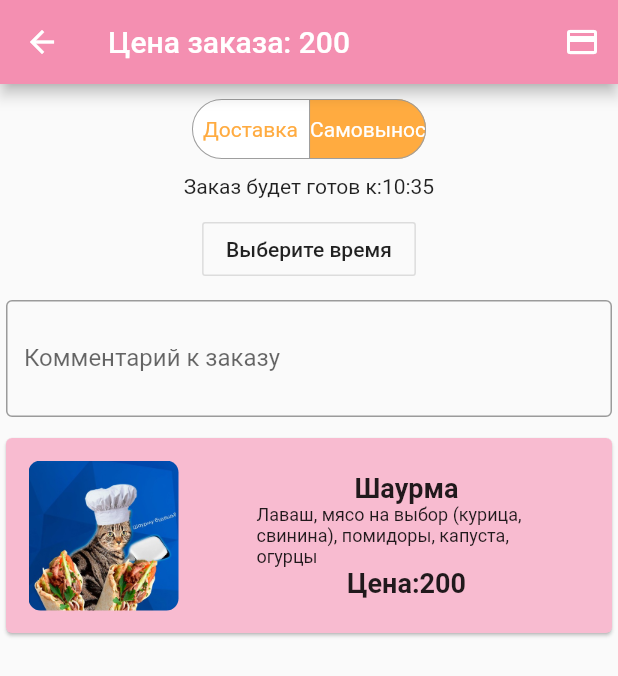
After one commit to Gogov228/Shavuha, a Flutter app: the ChouseShavuha screen opened directly, after a tap on "Добавить", after a tap on the "shopping cart" icon, on a phone screen of 412 x 824 dp. The commit adds this screen. Shown: the top 676 px of the screen. Run offline on Flutter 3.47's test engine with Material 2 defaults, Android fonts, the phone set to English and light mode, and no system bars; drawn by our look-alikes of material_segmented_control.

Commit message:
Beta version

```diff
--- /dev/null
+++ b/lib/Shop.dart
@@ -0,0 +1,176 @@
+import 'package:flutter/cupertino.dart';
+import 'package:flutter/material.dart';
+import 'package:material_segmented_control/material_segmented_control.dart';
+import 'package:shavuha/foodList.dart';
+import 'package:shavuha/ChouseShavuha.dart';
+import 'package:shavuha/main.dart';
+
+class Shop extends StatefulWidget {
+  @override
+  shop createState() => shop();
+}
+
+class shop extends State<Shop> {
+  int _currentSelection = 1;
+  var i, j;
+
+  Map<int, Widget> _children() => {
+        0: Text('Доставка'),
+        1: Text('Самовынос'),
+      };
+  TimeOfDay _time = new TimeOfDay.now();
+
+  @override
+  Widget build(BuildContext context) {
+    return Scaffold(
+      appBar: AppBar(
+        backgroundColor: Colors.pink[200],
+        title: Text("Цена заказа: $totalSum"),
+        actions: <Widget>[
+          IconButton(
+            icon: Icon(Icons.payment),
+            onPressed: () {
+              print("12");
+              showDialog(
+                context: context,
+                child: AlertDialog(
+                  title: Text("Хотите заказать?"),
+                  content:
+                      Text("Стоимость вашего заказа составляет: $totalSum"),
+                  actions: <Widget>[
+                    FlatButton(
+                      child: Text("Да"),
+                      onPressed: () {
+                        totalSum = 0;
+                        countShava = 0;
+                        shaurPrise.clear();
+                        shaurList.clear();
+
+                        Navigator.pushAndRemoveUntil(
+                          context,
+                          MaterialPageRoute(
+                              builder: (BuildContext context) => MyApp()),
+                          ModalRoute.withName(MyApp.SCREEN_KEY),
+                        );
+                      },
+                    ),
+                    FlatButton(
+                      child: Text("Нет"),
+                      onPressed: () {
+                        Navigator.pop(context);
+                      },
+                    ),
+                  ],
+                ),
+              );
+            },
+          ),
+        ],
+      ),
+      body: Container(
+        child: Column(
+          children: <Widget>[
+            ControlShaurm(),
+            Container(
+              alignment: Alignment.center,
+              child: Text('Заказ будет готов к:${_time.hour}:${minut()}'),
+            ),
+            Container(
+              margin: EdgeInsets.only(top: 10, left: 4, right: 4),
+              child: OutlineButton(
+                child: Text("Выберите время"),
+                onPressed: () => selectTime(context),
+              ),
+            ),
+            Container(
+              margin: EdgeInsets.only(top: 10, left: 4, right: 4, bottom: 10),
+              child: TextField(
+                keyboardType: TextInputType.multiline,
+                maxLines: 2,
+                decoration: InputDecoration(
+                  hoverColor: Colors.pink[200],
+                  border: OutlineInputBorder(),
+                  labelText: 'Комментарий к заказу',
+                ),
+              ),
+            ),
+            Expanded(
+              child: ListView.builder(
+                itemCount: shaurList.length,
+                itemBuilder: (BuildContext context, int index) {
+                  //for (i in shaurList.keys)
+                  return Dismissible(
+                    key: UniqueKey(),
+                    child: shaurList[index.toInt()],
+                    direction: DismissDirection.endToStart,
+                    onDismissed: (direction) {
+                      setState(() {
+                        shaurList.remove(index);
+                        shaurList.keys.toList()[index];
+                        print(shaurList);
+                        print(shaurList.keys.toList()[index]);
+                        countShava--;
+                        totalSum -= shaurPrise[index];
+                      });
+                      Scaffold.of(context).showSnackBar(
+                          SnackBar(content: Text("Узбек грустит(")));
+                    },
+                    background: Container(
+                      color: Colors.red,
+                      child: Icon(Icons.restore_from_trash),
+                    ),
+                  );
+                },
+              ),
+            ),
+          ],
+        ),
+      ),
+    );
+  }
+
+  String minut() {
+    if (_time.minute + 5 == 0)
+      return '${_time.minute}0';
+    else if (_time.minute + 5 < 10 && 0 < _time.minute + 5)
+      return '0${_time.minute + 5}';
+    else
+      return '${_time.minute + 5}';
+  }
+
+  Container ControlShaurm() {
+    return Container(
+      margin: EdgeInsets.all(10),
+      child: MaterialSegmentedControl(
+        children: _children(),
+        selectionIndex: _currentSelection,
+        borderColor: Colors.grey,
+        selectedColor: Colors.orangeAccent[200],
+        unselectedColor: Colors.white,
+        borderRadius: 32.0,
+        disabledChildren: [
+          2,
+        ],
+        onSegmentChosen: (index) {
+          setState(() {
+            _currentSelection = index;
+            print(index);
+          });
+        },
+      ),
+    );
+  }
+
+  Future<Null> selectTime(BuildContext context) async {
+    final TimeOfDay picked = await showTimePicker(
+      context: context,
+      initialTime: _time,
+    );
+    if (picked != null) {
+      print('Выбрано время:${_time.toString()}');
+      setState(() {
+        _time = picked;
+      });
+    }
+  }
+}
--- /dev/null
+++ b/lib/foodList.dart
@@ -0,0 +1,95 @@
+import 'package:flutter/cupertino.dart';
+import 'package:flutter/material.dart';
+import 'package:shavuha/ChouseShavuha.dart';
+
+int chiken = 0;
+int svinka = 0;
+int tomato = 0;
+int ogurec = 0;
+int luk = 0;
+int salat = 0;
+int kapusta = 0;
+int mazik = 0;
+int ketcup = 0;
+int chiz = 0;
+int shaurmSum = 0;
+int countShava = 0;
+int totalSum = 0;
+Map<int, Container> shaurList = {};
+Map<int, int> shaurPrise = {};
+List allIngredients = [
+  chiken,
+  svinka,
+  tomato,
+  ogurec,
+  luk,
+  salat,
+  kapusta,
+  mazik,
+  ketcup,
+  chiz
+];
+
+Container ShaurShow(String image, String name, String subText, int price) {
+  return Container(
+    child: Card(
+      color: Colors.pink[100],
+      child: Container(
+        child: Row(
+          children: <Widget>[
+            Container(
+              margin: EdgeInsets.all(15),
+              child: ClipRRect(
+                borderRadius: BorderRadius.circular(8.0),
+                child: Image.asset(
+                  image,
+                  width: 100,
+                  height: 100,
+                ),
+              ),
+            ),
+            Expanded(
+              flex: 2,
+              child: Column(
+                children: <Widget>[
+                  Center(
+                    child: Text(
+                      name,
+                      style:
+                          TextStyle(fontWeight: FontWeight.w600, fontSize: 18),
+                    ),
+                  ),
+                  Center(
+                    child: Container(
+                      width: 200,
+                      child: new Text(
+                        subText,
+                        softWrap: true,
+                        textAlign: TextAlign.left,
+                        style: TextStyle(fontSize: 12),
+                      ),
+                    ),
+                  ),
+                  Container(
+                    margin: EdgeInsets.only(left: 10, right: 10),
+                    //color: Colors.deepOrange,
+                    child: Row(
+                      mainAxisAlignment: MainAxisAlignment.center,
+                      children: <Widget>[
+                        Text(
+                          'Цена:$price',
+                          style: TextStyle(
+                              fontWeight: FontWeight.w600, fontSize: 18),
+                        ),
+                      ],
+                    ),
+                  ),
+                ],
+              ),
+            ),
+          ],
+        ),
+      ),
+    ),
+  );
+}
--- a/lib/main.dart
+++ b/lib/main.dart
@@ -12,6 +12,8 @@ void main() {
 }
 
 class MyApp extends StatelessWidget {
+  static const SCREEN_KEY = "MainScreen";
+
   @override
   Widget build(BuildContext context) {
     // TODO: implement build
@@ -60,7 +62,6 @@ class MyApp extends StatelessWidget {
                   context,
                   MaterialPageRoute(
                     builder: (BuildContext context) => ChouseShavuha(),
-
                   ),
                 ),
               ),
```
Also changed, not shown: lib/ChouseShavuha.dart (+278 -44 lines), lib/ShopYourShaurma.dart (added).
